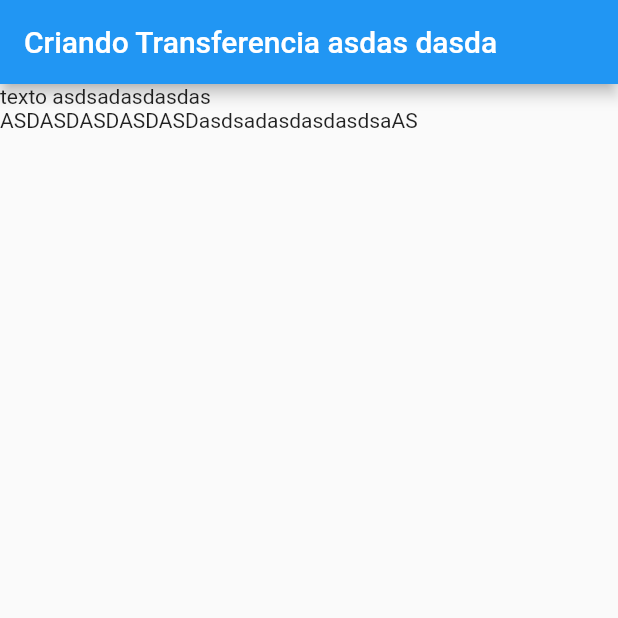
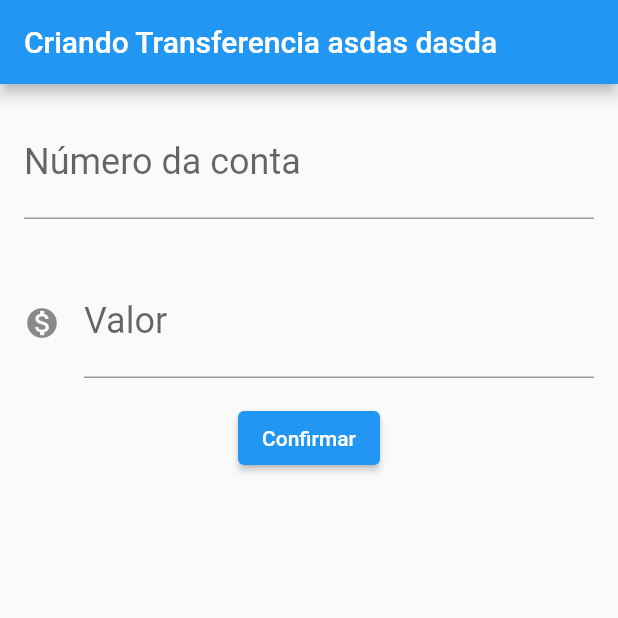
Before and after one commit to felipegarciamf/flutter-bytebank, a Flutter app: the screen it shows after launch, on a phone screen of 412 x 824 dp, the top half of it. Run offline on Flutter 3.47's test engine with Material 2 defaults, Android fonts, the phone set to English and light mode, and no system bars.

Commit message:
capturando dados do textField e logando no run

```diff
--- a/lib/main.dart
+++ b/lib/main.dart
@@ -38,7 +38,7 @@ class ItemTransferencia extends StatelessWidget {
     // TODO: implement build
     return Card(
       child: ListTile(
-        leading: Icon(
+        leading: const Icon(
           Icons.monetization_on,
         ),
         title: Text(_tranferencia.valor.toString()),
@@ -53,6 +53,11 @@ class Transferencia {
   final int numeroConta;
 
   Transferencia(this.valor, this.numeroConta);
+
+  @override
+  String toString() {
+    return 'Transferencia{valor: $valor, numeroConta: $numeroConta}';
+  }
 }
 
 class ByteBankApp extends StatelessWidget {
@@ -67,15 +72,67 @@ class ByteBankApp extends StatelessWidget {
 }
 
 class FormularioTransferencia extends StatelessWidget {
+  final TextEditingController _controladorCampoNumeroConta =
+      TextEditingController();
+  final TextEditingController _controladorCampoValor = TextEditingController();
+
   @override
   Widget build(BuildContext context) {
     return Scaffold(
       appBar: AppBar(
         title: Text("Criando Transferencia asdas dasda"),
       ),
-      body: Text(
-        "texto asdsadasdasdas ASDASDASDASDASDasdsadasdasdasdsaAS",
-        textDirection: TextDirection.ltr,
+      body: Column(
+        children: [
+          Padding(
+            padding: const EdgeInsets.all(16.0),
+            child: TextField(
+              controller: _controladorCampoNumeroConta,
+              style: const TextStyle(
+                fontSize: 24.0,
+              ),
+              decoration: const InputDecoration(
+                labelText: "Número da conta",
+                hintText: "0000",
+              ),
+              keyboardType: TextInputType.number,
+            ),
+          ),
+          Padding(
+            padding: const EdgeInsets.all(16.0),
+            child: TextField(
+              controller: _controladorCampoValor,
+              style: const TextStyle(
+                fontSize: 24.0,
+              ),
+              decoration: const InputDecoration(
+                icon: Icon(Icons.monetization_on),
+                labelText: "Valor",
+                hintText: "0000",
+              ),
+              keyboardType: TextInputType.number,
+            ),
+          ),
+          ElevatedButton(
+            onPressed: () {
+              debugPrint("clicou no confirmar!");
+
+              final int? numeroConta =
+                  int.tryParse(_controladorCampoNumeroConta.text);
+              final double? valor =
+                  double.tryParse(_controladorCampoValor.text);
+
+              if (numeroConta != null && valor != null) {
+                final transferenciaCriada = Transferencia(valor, numeroConta);
+                debugPrint('$transferenciaCriada');
+                Scaffold.of(context).showSnackBar(SnackBar(
+                  content: Text('$transferenciaCriada'),
+                ));
+              }
+            },
+            child: Text("Confirmar"),
+          ),
+        ],
       ),
     );
   }
```
